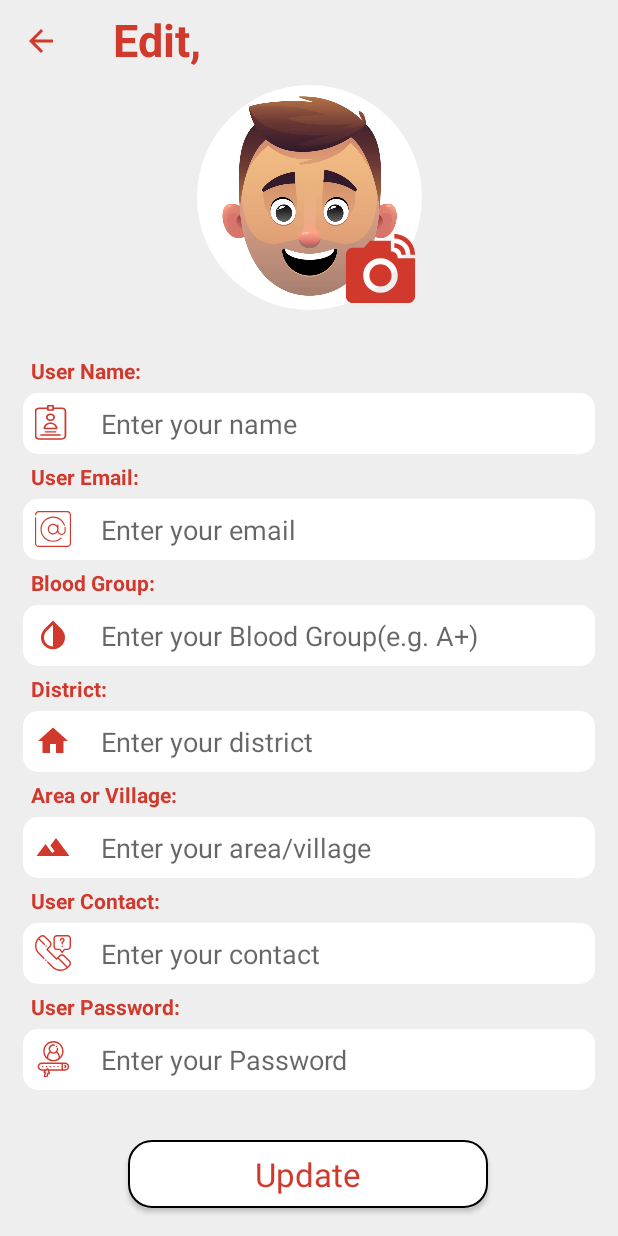
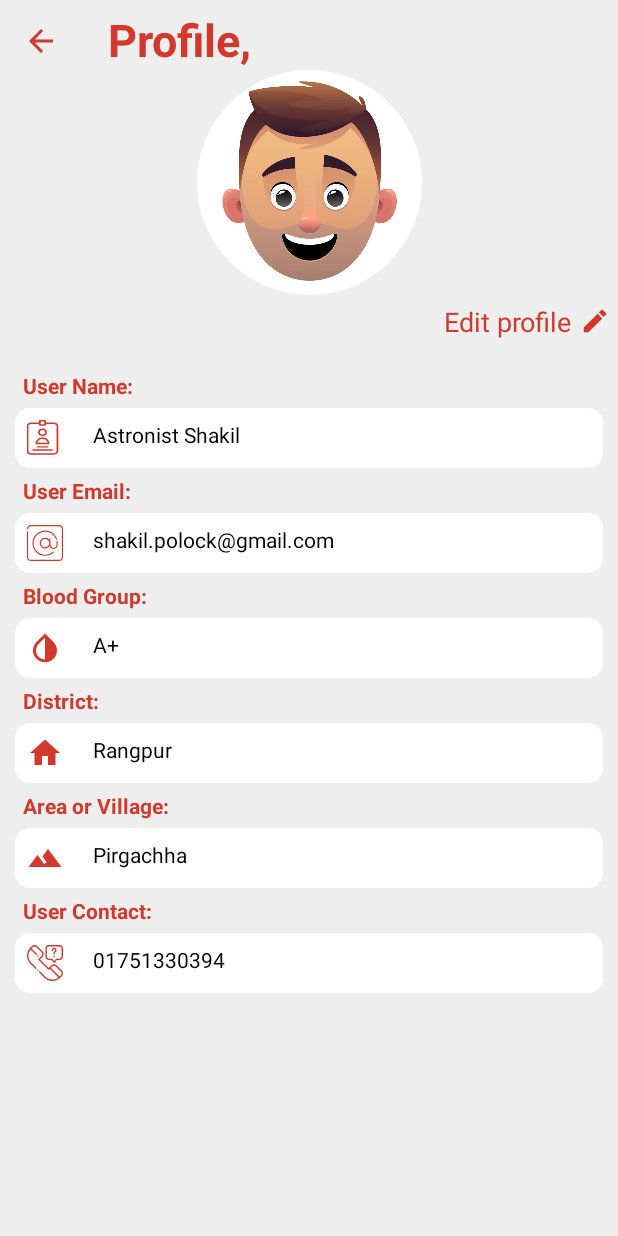
Before and after one commit to SadakatulShakil/BloodBag-V2-, an Android app: the fragment ViewProfileFragment shown on its own in the app's theme, on a phone screen of 412 x 824 dp. Run offline under Robolectric (Android 15) with nearby library versions, the phone set to English and light mode, and no system bars; our stand-ins replace CircleImageView.

Commit message:
View Profile and Edit Profile Design done by Shakil

```diff
--- a/app/src/main/java/com/example/bloodbagbb/Fragment/EditProfileActivity.java
+++ b/app/src/main/java/com/example/bloodbagbb/Fragment/ViewProfileFragment.java
@@ -12,20 +12,20 @@ import android.view.LayoutInflater;
 import android.view.View;
 import android.view.ViewGroup;
 import android.widget.Button;
+import android.widget.TextView;
 import android.widget.Toast;
 
-import com.example.bloodbagbb.Activity.SignUpActivity;
 import com.example.bloodbagbb.R;
 
 /**
  * A simple {@link Fragment} subclass.
  */
-public class EditProfileActivity extends Fragment {
+public class ViewProfileFragment extends Fragment {
 
     private Context context;
-    private Button btnUpdate;
+    private TextView btnEdit;
 
-    public EditProfileActivity() {
+    public ViewProfileFragment() {
         // Required empty public constructor
     }
 
@@ -38,7 +38,7 @@ public class EditProfileActivity extends Fragment {
     public View onCreateView(LayoutInflater inflater, ViewGroup container,
                              Bundle savedInstanceState) {
         // Inflate the layout for this fragment
-        return inflater.inflate(R.layout.fragment_edit_profile, container, false);
+        return inflater.inflate(R.layout.fragment_view_profile, container, false);
     }
 
     @Override
@@ -47,18 +47,18 @@ public class EditProfileActivity extends Fragment {
 
         inItView(view);
 
-        btnUpdate.setOnClickListener(new View.OnClickListener() {
+        btnEdit.setOnClickListener(new View.OnClickListener() {
             @Override
             public void onClick(View v) {
                 Toast.makeText(context, "Successfully Updated!", Toast.LENGTH_LONG).show();
                 getActivity().getSupportFragmentManager().beginTransaction()
-                        .replace(R.id.frameLayoutID, new SettingsFragment())
+                        .replace(R.id.frameLayoutID, new EditProfileFragment())
                         .commit();
             }
         });
     }
 
     private void inItView(View view) {
-        btnUpdate = view.findViewById(R.id.upDateBTN);
+        btnEdit = view.findViewById(R.id.editBTN);
     }
 }
--- /dev/null
+++ b/app/src/main/res/drawable/edit.xml
@@ -0,0 +1,8 @@
+<vector android:height="20dp"
+    android:tint="#D1392D"
+    android:viewportHeight="24.0"
+    android:viewportWidth="24.0"
+    android:width="20dp"
+    xmlns:android="http://schemas.android.com/apk/res/android">
+    <path android:fillColor="#FF000000" android:pathData="M3,17.25V21h3.75L17.81,9.94l-3.75,-3.75L3,17.25zM20.71,7.04c0.39,-0.39 0.39,-1.02 0,-1.41l-2.34,-2.34c-0.39,-0.39 -1.02,-0.39 -1.41,0l-1.83,1.83 3.75,3.75 1.83,-1.83z"/>
+</vector>
--- a/app/src/main/res/layout/activity_sign_in.xml
+++ b/app/src/main/res/layout/activity_sign_in.xml
@@ -106,7 +106,7 @@
                 android:ems="10"
                 android:hint="Enter your email"
                 android:imeOptions="actionNext"
-                android:inputType="textAutoComplete"
+                android:inputType="textEmailAddress"
                 android:padding="10dp" />
 
             <TextView
--- a/app/src/main/res/layout/fragment_edit_profile.xml
+++ b/app/src/main/res/layout/fragment_edit_profile.xml
@@ -1,11 +1,19 @@
 <?xml version="1.0" encoding="utf-8"?>
-<androidx.constraintlayout.widget.ConstraintLayout xmlns:android="http://schemas.android.com/apk/res/android"
+<RelativeLayout xmlns:android="http://schemas.android.com/apk/res/android"
     xmlns:app="http://schemas.android.com/apk/res-auto"
     xmlns:tools="http://schemas.android.com/tools"
     android:layout_width="match_parent"
     android:layout_height="match_parent"
     android:background="@color/appBackGround"
-    tools:context=".Fragment.EditProfileActivity">
+    tools:context=".Fragment.ViewProfileFragment">
+
+    <androidx.constraintlayout.widget.ConstraintLayout
+        android:id="@+id/designForImage"
+        android:layout_width="match_parent"
+        android:layout_height="wrap_content"
+        app:layout_constraintEnd_toEndOf="parent"
+        app:layout_constraintStart_toStartOf="parent"
+        app:layout_constraintTop_toTopOf="parent">
 
         <ImageView
             android:id="@+id/arrow"
@@ -31,15 +39,6 @@
             app:layout_constraintStart_toEndOf="@+id/arrow"
             app:layout_constraintTop_toTopOf="parent" />
 
-    <androidx.constraintlayout.widget.ConstraintLayout
-        android:id="@+id/imageConstraintLayout"
-        android:layout_width="match_parent"
-        android:layout_height="wrap_content"
-        android:padding="10dp"
-        app:layout_constraintEnd_toEndOf="parent"
-        app:layout_constraintStart_toStartOf="parent"
-        app:layout_constraintTop_toBottomOf="@+id/textView">
-
 
         <de.hdodenhof.circleimageview.CircleImageView
             android:id="@+id/profile_image"
@@ -49,7 +48,7 @@
             app:civ_border_color="#FF000000"
             app:layout_constraintEnd_toEndOf="parent"
             app:layout_constraintStart_toStartOf="parent"
-            app:layout_constraintTop_toTopOf="parent" />
+            app:layout_constraintTop_toBottomOf="@+id/textView"/>
 
         <ImageView
             android:id="@+id/uploadImage"
@@ -61,20 +60,19 @@
 
     </androidx.constraintlayout.widget.ConstraintLayout>
 
-    <ScrollView
+
+    <androidx.core.widget.NestedScrollView
         android:id="@+id/editInfoLayout"
         android:layout_width="match_parent"
         android:layout_height="wrap_content"
-        app:layout_constraintTop_toBottomOf="@+id/imageConstraintLayout"
-        tools:layout_editor_absoluteX="4dp">
+        android:layout_below="@+id/designForImage" >
 
         <LinearLayout
             android:layout_width="match_parent"
             android:layout_height="wrap_content"
             android:layout_below="@+id/view1"
-            android:layout_margin="15dp"
-            android:orientation="vertical"
-            app:layout_constraintTop_toBottomOf="@+id/logo">
+            android:layout_margin="10dp"
+            android:orientation="vertical">
 
             <TextView
                 android:layout_width="wrap_content"
@@ -117,7 +115,7 @@
                 android:ems="10"
                 android:hint="Enter your email"
                 android:imeOptions="actionNext"
-                android:inputType="textAutoComplete"
+                android:inputType="textEmailAddress"
                 android:padding="8dp" />
 
             <TextView
@@ -204,34 +202,24 @@
                 android:drawablePadding="20dp"
                 android:ems="10"
                 android:hint="Enter your contact"
-                android:imeOptions="actionNext"
+                android:imeOptions="actionGo"
                 android:inputType="textAutoComplete"
                 android:padding="8dp" />
 
-            <TextView
-                android:layout_width="wrap_content"
-                android:layout_height="wrap_content"
-                android:padding="5dp"
-                android:text="User Password:"
-                android:textAppearance="@style/TextAppearance.AppCompat.Small"
-                android:textColor="@color/textColor"
-                android:textStyle="bold" />
-
-            <EditText
-                android:id="@+id/userPassword"
-                android:layout_width="match_parent"
-                android:layout_height="wrap_content"
-                android:background="@drawable/background_edittext"
-                android:drawableLeft="@drawable/userpass"
-                android:drawablePadding="20dp"
-                android:ems="10"
-                android:hint="Enter your Password"
-                android:imeOptions="actionGo"
-                android:inputType="textPassword"
-                android:padding="8dp" />
+            <Button
+                android:id="@+id/upDateBTN"
+                android:layout_width="240dp"
+                android:layout_height="45dp"
+                android:layout_gravity="center"
+                android:layout_marginTop="15dp"
+                android:background="@drawable/background_btn"
+                android:elevation="8dp"
+                android:text="Update"
+                android:textAppearance="@style/TextAppearance.AppCompat.Large"
+                android:textColor="@color/textColor" />
 
         </LinearLayout>
-    </ScrollView>
+    </androidx.core.widget.NestedScrollView>
 
     <ProgressBar
         android:id="@+id/progressBar"
@@ -241,27 +229,10 @@
         android:visibility="gone"
         app:layout_constraintBottom_toBottomOf="parent"
         app:layout_constraintEnd_toEndOf="parent"
-        app:layout_constraintStart_toStartOf="@+id/arrow"
+        app:layout_constraintStart_toStartOf="parent"
         app:layout_constraintTop_toTopOf="parent"
         tools:visibility="visible" />
 
-    <Button
-        android:id="@+id/upDateBTN"
-        android:layout_width="240dp"
-        android:layout_height="45dp"
-        android:layout_gravity="right"
-        android:layout_marginTop="15dp"
-        android:background="@drawable/background_btn"
-        android:elevation="8dp"
-        android:text="Update"
-        android:textAppearance="@style/TextAppearance.AppCompat.Large"
-        android:textColor="@color/textColor"
-        app:layout_constraintBottom_toBottomOf="parent"
-        app:layout_constraintEnd_toEndOf="parent"
-        app:layout_constraintHorizontal_bias="0.498"
-        app:layout_constraintStart_toStartOf="parent"
-        app:layout_constraintTop_toBottomOf="@+id/editInfoLayout"
-        app:layout_constraintVertical_bias="0.138" />
 
 
-</androidx.constraintlayout.widget.ConstraintLayout>
+</RelativeLayout>
--- a/app/src/main/res/layout/activity_sign_up.xml
+++ b/app/src/main/res/layout/fragment_view_profile.xml
@@ -1,17 +1,25 @@
 <?xml version="1.0" encoding="utf-8"?>
-<androidx.constraintlayout.widget.ConstraintLayout xmlns:android="http://schemas.android.com/apk/res/android"
+<RelativeLayout xmlns:android="http://schemas.android.com/apk/res/android"
     xmlns:app="http://schemas.android.com/apk/res-auto"
     xmlns:tools="http://schemas.android.com/tools"
     android:layout_width="match_parent"
     android:layout_height="match_parent"
     android:background="@color/appBackGround"
-    tools:context=".Activity.SignUpActivity">
+    tools:context=".Fragment.ViewProfileFragment">
+
+    <androidx.constraintlayout.widget.ConstraintLayout
+        android:id="@+id/designForImage"
+        android:layout_width="match_parent"
+        android:layout_height="wrap_content"
+        app:layout_constraintEnd_toEndOf="parent"
+        app:layout_constraintStart_toStartOf="parent"
+        app:layout_constraintTop_toTopOf="parent">
 
         <ImageView
             android:id="@+id/arrow"
             android:layout_width="wrap_content"
             android:layout_height="wrap_content"
-        android:layout_margin="10dp"
+            android:layout_margin="15dp"
             android:src="@drawable/back"
             app:layout_constraintStart_toEndOf="parent"
             app:layout_constraintStart_toStartOf="parent"
@@ -21,42 +29,55 @@
             android:id="@+id/textView"
             android:layout_width="wrap_content"
             android:layout_height="wrap_content"
-        android:layout_margin="8dp"
-        android:text="Sign up,"
+            android:layout_margin="6dp"
+            android:text="Profile,"
             android:textColor="@color/textColor"
             android:textSize="30sp"
             android:textStyle="bold"
             app:layout_constraintEnd_toEndOf="parent"
             app:layout_constraintHorizontal_bias="0.1"
             app:layout_constraintStart_toEndOf="@+id/arrow"
-        app:layout_constraintTop_toBottomOf="@+id/arrow" />
-
-    <ImageView
-        android:id="@+id/logo"
-        android:layout_width="50dp"
-        android:layout_height="50dp"
-        android:layout_marginTop="8dp"
-        android:src="@drawable/blood"
-        app:layout_constraintEnd_toEndOf="parent"
-        app:layout_constraintHorizontal_bias="0.5"
-        app:layout_constraintStart_toEndOf="@+id/textView"
-        app:layout_constraintTop_toBottomOf="@+id/arrow" />
+            app:layout_constraintTop_toTopOf="parent" />
 
 
-    <ScrollView
+        <de.hdodenhof.circleimageview.CircleImageView
+            android:id="@+id/profile_image"
+            android:layout_width="150dp"
+            android:layout_height="150dp"
+            android:src="@drawable/face"
+            app:civ_border_color="#FF000000"
+            app:layout_constraintEnd_toEndOf="parent"
+            app:layout_constraintStart_toStartOf="parent"
+            app:layout_constraintTop_toBottomOf="@+id/textView"/>
+
+        <TextView
+            android:id="@+id/editBTN"
+            android:layout_width="wrap_content"
+            android:layout_height="wrap_content"
+            android:padding="5dp"
+            android:text="Edit profile"
+            android:drawablePadding="5dp"
+            android:drawableRight="@drawable/edit"
+            android:textAppearance="@style/TextAppearance.AppCompat.Medium"
+            android:textColor="@color/textColor"
+            app:layout_constraintEnd_toEndOf="parent"
+            app:layout_constraintTop_toBottomOf="@+id/profile_image" />
+
+    </androidx.constraintlayout.widget.ConstraintLayout>
+
+
+    <androidx.core.widget.NestedScrollView
         android:id="@+id/editInfoLayout"
         android:layout_width="match_parent"
         android:layout_height="wrap_content"
-        app:layout_constraintTop_toBottomOf="@+id/logo"
-        tools:layout_editor_absoluteX="4dp">
+        android:layout_below="@+id/designForImage" >
 
         <LinearLayout
             android:layout_width="match_parent"
             android:layout_height="wrap_content"
             android:layout_below="@+id/view1"
-            android:layout_margin="15dp"
-            android:orientation="vertical"
-            app:layout_constraintTop_toBottomOf="@+id/logo">
+            android:layout_margin="10dp"
+            android:orientation="vertical">
 
             <TextView
                 android:layout_width="wrap_content"
@@ -67,7 +88,7 @@
                 android:textColor="@color/textColor"
                 android:textStyle="bold" />
 
-            <EditText
+            <TextView
                 android:id="@+id/userName"
                 android:layout_width="match_parent"
                 android:layout_height="wrap_content"
@@ -75,9 +96,8 @@
                 android:drawableLeft="@drawable/username"
                 android:drawablePadding="20dp"
                 android:ems="10"
-                android:hint="Enter your name"
-                android:imeOptions="actionNext"
-                android:inputType="textAutoComplete"
+                android:textColor="@color/black"
+                android:text="Astronist Shakil"
                 android:padding="8dp" />
 
             <TextView
@@ -89,7 +109,7 @@
                 android:textColor="@color/textColor"
                 android:textStyle="bold" />
 
-            <EditText
+            <TextView
                 android:id="@+id/userEmail"
                 android:layout_width="match_parent"
                 android:layout_height="wrap_content"
@@ -97,9 +117,8 @@
                 android:drawableLeft="@drawable/useremail"
                 android:drawablePadding="20dp"
                 android:ems="10"
-                android:hint="Enter your email"
-                android:imeOptions="actionNext"
-                android:inputType="textAutoComplete"
+                android:textColor="@color/black"
+                android:text="shakil.polock@gmail.com"
                 android:padding="8dp" />
 
             <TextView
@@ -111,7 +130,7 @@
                 android:textColor="@color/textColor"
                 android:textStyle="bold" />
 
-            <AutoCompleteTextView
+            <TextView
                 android:id="@+id/userBloodGroup"
                 android:layout_width="match_parent"
                 android:layout_height="wrap_content"
@@ -119,9 +138,8 @@
                 android:drawableLeft="@drawable/drop"
                 android:drawablePadding="20dp"
                 android:ems="10"
-                android:hint="Enter your Blood Group(e.g. A+)"
-                android:imeOptions="actionNext"
-                android:inputType="textAutoComplete"
+                android:text="A+"
+                android:textColor="@color/black"
                 android:padding="8dp" />
 
             <TextView
@@ -133,7 +151,7 @@
                 android:textColor="@color/textColor"
                 android:textStyle="bold" />
 
-            <AutoCompleteTextView
+            <TextView
                 android:id="@+id/userDistrict"
                 android:layout_width="match_parent"
                 android:layout_height="wrap_content"
@@ -141,9 +159,8 @@
                 android:drawableLeft="@drawable/district"
                 android:drawablePadding="20dp"
                 android:ems="10"
-                android:hint="Enter your district"
-                android:imeOptions="actionNext"
-                android:inputType="textAutoComplete"
+                android:textColor="@color/black"
+                android:text="Rangpur"
                 android:padding="8dp" />
 
             <TextView
@@ -155,7 +172,7 @@
             android:textColor="@color/textColor"
             android:textStyle="bold" />
 
-            <EditText
+            <TextView
                 android:id="@+id/userArea"
                 android:layout_width="match_parent"
                 android:layout_height="wrap_content"
@@ -163,9 +180,8 @@
                 android:drawableLeft="@drawable/area"
                 android:drawablePadding="20dp"
                 android:ems="10"
-                android:hint="Enter your area/village"
-                android:imeOptions="actionNext"
-                android:inputType="textAutoComplete"
+                android:textColor="@color/black"
+                android:text="Pirgachha"
                 android:padding="8dp" />
 
             <TextView
@@ -177,7 +193,7 @@
                 android:textColor="@color/textColor"
                 android:textStyle="bold" />
 
-            <EditText
+            <TextView
                 android:id="@+id/userContact"
                 android:layout_width="match_parent"
                 android:layout_height="wrap_content"
@@ -185,35 +201,12 @@
                 android:drawableLeft="@drawable/contact"
                 android:drawablePadding="20dp"
                 android:ems="10"
-                android:hint="Enter your contact"
-                android:imeOptions="actionNext"
-                android:inputType="textAutoComplete"
-                android:padding="8dp" />
-
-            <TextView
-                android:layout_width="wrap_content"
-                android:layout_height="wrap_content"
-                android:padding="5dp"
-                android:text="User Password:"
-                android:textAppearance="@style/TextAppearance.AppCompat.Small"
-                android:textColor="@color/textColor"
-                android:textStyle="bold" />
-
-            <EditText
-                android:id="@+id/userPassword"
-                android:layout_width="match_parent"
-                android:layout_height="wrap_content"
-                android:background="@drawable/background_edittext"
-                android:drawableLeft="@drawable/userpass"
-                android:drawablePadding="20dp"
-                android:ems="10"
-                android:hint="Enter your Password"
-                android:imeOptions="actionGo"
-                android:inputType="textPassword"
+                android:textColor="@color/black"
+                android:text="01751330394"
                 android:padding="8dp" />
 
         </LinearLayout>
-    </ScrollView>
+    </androidx.core.widget.NestedScrollView>
 
     <ProgressBar
         android:id="@+id/progressBar"
@@ -223,27 +216,10 @@
         android:visibility="gone"
         app:layout_constraintBottom_toBottomOf="parent"
         app:layout_constraintEnd_toEndOf="parent"
-        app:layout_constraintStart_toStartOf="@+id/arrow"
+        app:layout_constraintStart_toStartOf="parent"
         app:layout_constraintTop_toTopOf="parent"
         tools:visibility="visible" />
 
-    <Button
-        android:id="@+id/signUpBTN"
-        android:layout_width="240dp"
-        android:layout_height="45dp"
-        android:layout_gravity="right"
-        android:layout_marginTop="15dp"
-        android:background="@drawable/background_btn"
-        android:elevation="8dp"
-        android:text="Sign up"
-        android:textAppearance="@style/TextAppearance.AppCompat.Large"
-        android:textColor="@color/textColor"
-        app:layout_constraintBottom_toBottomOf="parent"
-        app:layout_constraintEnd_toEndOf="parent"
-        app:layout_constraintHorizontal_bias="0.498"
-        app:layout_constraintStart_toStartOf="parent"
-        app:layout_constraintTop_toBottomOf="@+id/editInfoLayout"
-        app:layout_constraintVertical_bias="0.138" />
 
 
-</androidx.constraintlayout.widget.ConstraintLayout>
+</RelativeLayout>
```
Also changed, not shown: app/src/main/java/com/example/bloodbagbb/Fragment/EditProfileFragment.java (renamed from app/src/main/java/com/example/bloodbagbb/Fragment/SettingsFragment.java, +11 -12 lines). Lines whose indentation alone changed are shown as unchanged.
